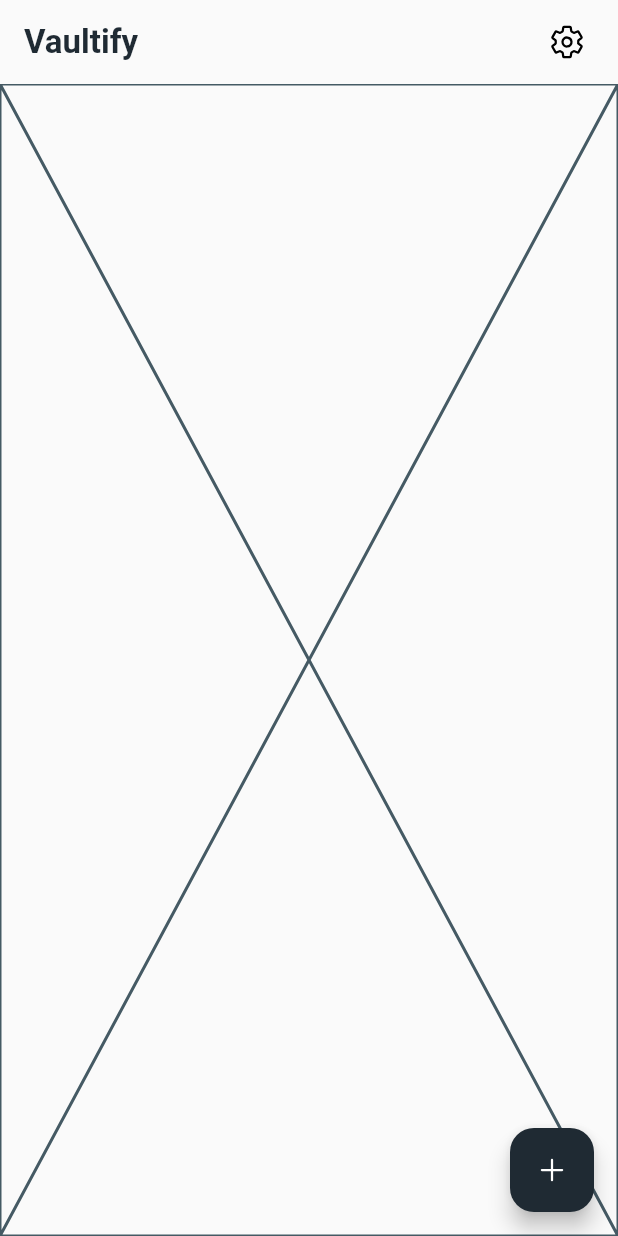
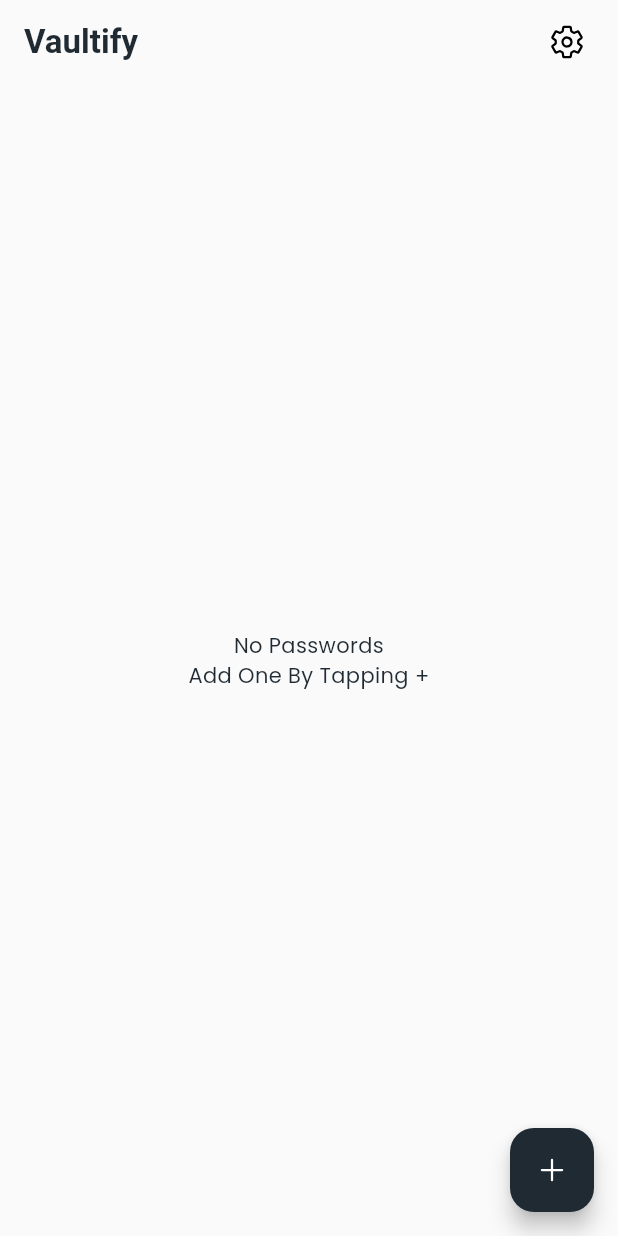
Before and after one commit to danfq/Vaultify, a Flutter app: the Vaultify screen opened directly, on a phone screen of 412 x 824 dp. Run offline on Flutter 3.47's test engine with Material 3 defaults, Android fonts, the phone set to English and light mode, and no system bars; our stand-ins replace adaptive_theme, flutter_dotenv, flutter_vector_icons, fluttertoast, get, google_fonts and 5 more; accounts and stored records are empty.

Commit message:
Added Item List

```diff
--- a/lib/pages/home/list.dart
+++ b/lib/pages/home/list.dart
@@ -1,10 +1,31 @@
 import 'package:flutter/material.dart';
+import 'package:vaultify/util/models/item.dart';
+import 'package:vaultify/util/services/data/local.dart';
 
 class ItemsList extends StatelessWidget {
   const ItemsList({super.key});
 
   @override
   Widget build(BuildContext context) {
-    return const Placeholder();
+    //Items
+    final List items = LocalData.boxData(box: "passwords")["list"] ?? [];
+
+    //UI
+    return items.isNotEmpty
+        ? ListView.builder(
+            itemBuilder: (context, index) {
+              //Item
+              final item = PasswordItem.fromJSON(items[index]);
+
+              //UI
+              return ListTile(title: Text(item.name));
+            },
+          )
+        : const Center(
+            child: Text(
+              "No Passwords\nAdd One By Tapping +",
+              textAlign: TextAlign.center,
+            ),
+          );
   }
 }
--- /dev/null
+++ b/lib/util/models/item.dart
@@ -0,0 +1,32 @@
+///Password Item
+class PasswordItem {
+  ///ID
+  final String id;
+
+  ///Name
+  final String name;
+
+  ///Password
+  final String password;
+
+  ///Password Item
+  PasswordItem({required this.id, required this.name, required this.password});
+
+  ///`PasswordItem` to JSON Object
+  Map<String, dynamic> toJSON() {
+    return {
+      "id": id,
+      "name": name,
+      "password": password,
+    };
+  }
+
+  ///JSON Object to `PasswordItem`
+  factory PasswordItem.fromJSON(Map<String, dynamic> json) {
+    return PasswordItem(
+      id: json["id"],
+      name: json["name"],
+      password: json["password"],
+    );
+  }
+}
```
